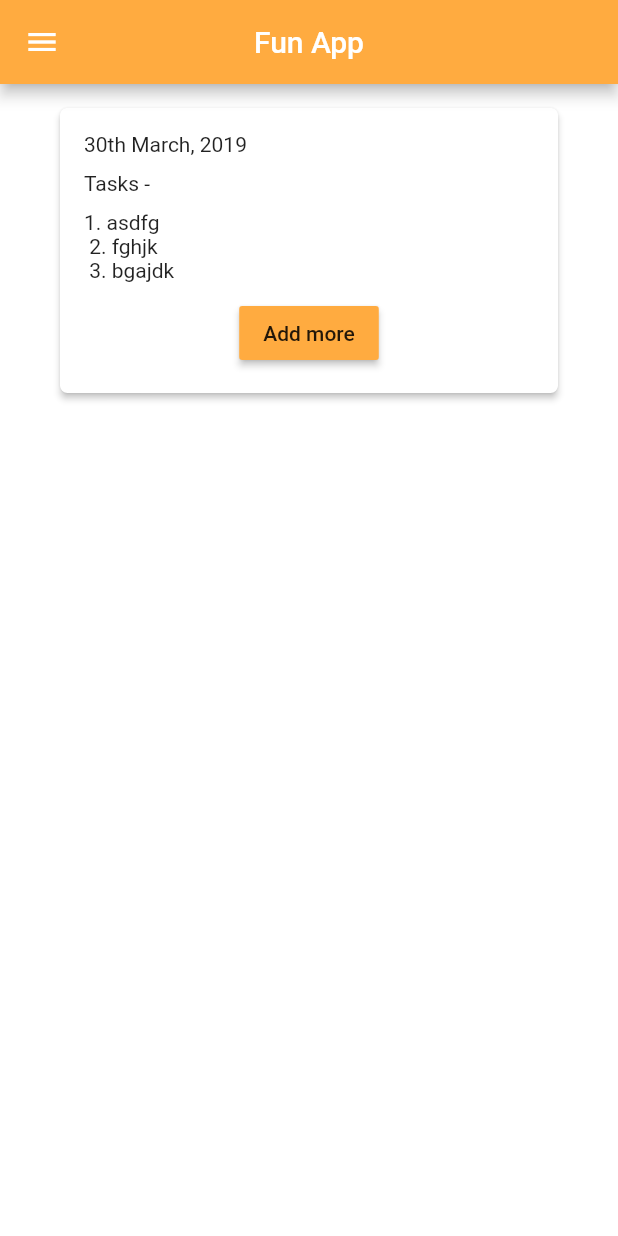
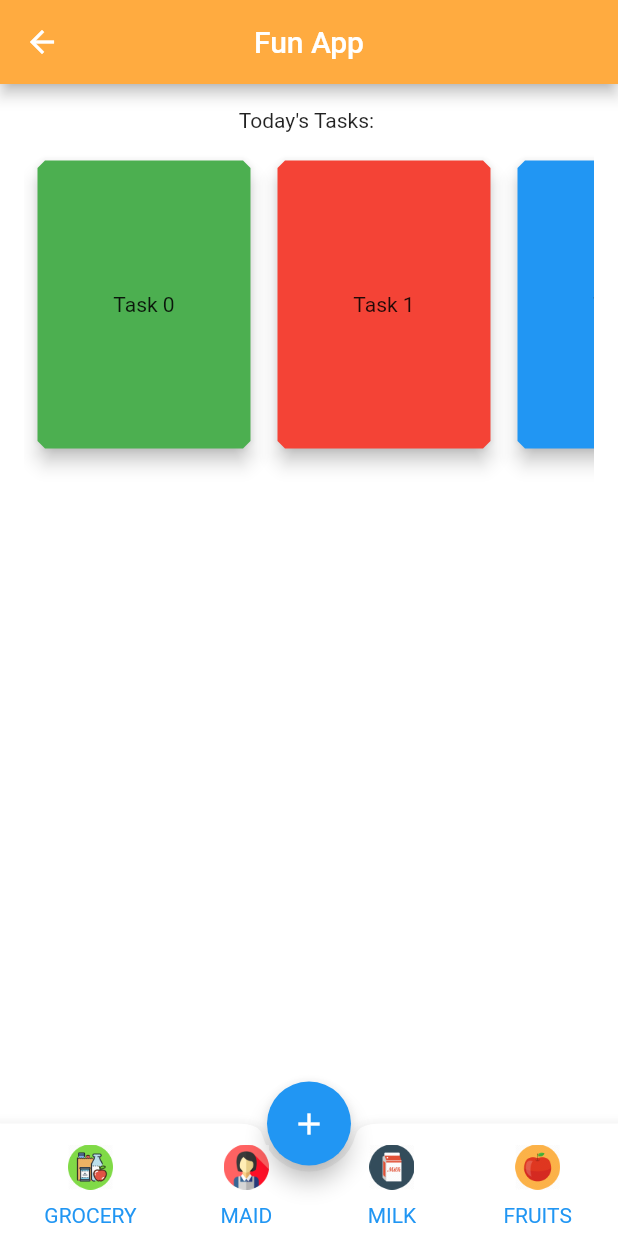
Before and after one commit to ritik-rathi/housewife, a Flutter app: the FunApp screen opened by its route, on a phone screen of 412 x 824 dp. Run offline on Flutter 3.47's test engine with Material 2 defaults, Android fonts, the light colour scheme and no system bars; our stand-ins replace firebase_auth; accounts and stored records are empty.

Commit message:
mainscreen changes

```diff
--- a/lib/main.dart
+++ b/lib/main.dart
@@ -14,10 +14,10 @@ class MyApp extends StatelessWidget {
   Widget build(BuildContext context) {
     return MaterialApp(
       debugShowCheckedModeBanner: false,
-      home: SplashScreens(),
+      home: FunApp(),
       // initialRoute: '.',
       routes: {
-        '.': (context) => Login(),
+        '.': (context) => FunApp(),
         'home': (context) => FunApp(),
         'fruits': (context) => Fruits(),
         'fruitList': (context) => FruitList(),
@@ -27,76 +27,146 @@ class MyApp extends StatelessWidget {
   }
 }
 
-class FunApp extends StatelessWidget {
+List<Color> color = [
+  Colors.green,
+  Colors.red,
+  Colors.blue,
+  Colors.orange,
+  Colors.yellow
+];
+
+class FunApp extends StatefulWidget {
+  @override
+  _FunAppState createState() => _FunAppState();
+}
+
+class _FunAppState extends State<FunApp> {
+  final items = List<String>.generate(5, (i) => "Item ${i + 1}");
   @override
   Widget build(BuildContext context) {
     return Scaffold(
-      drawer: Drawer(
-        child: Column(
-          children: <Widget>[
-            ListTile(
-              title: Text("Today's work"),
-            ),
-            ListTile(
-              title: Text('Fruits'),
-              onTap: () => Navigator.pushNamed(context, 'fruits'),
-            ),
-            ListTile(
-              title: Text('Vegetables'),
-            ),
-            ListTile(
-              title: Text('Maid'),
-            ),
-            ListTile(
-              title: Text('Milkman'),
-            )
-          ],
-        ),
-      ),
         backgroundColor: Colors.white,
         appBar: AppBar(
           title: Text('Fun App'),
           backgroundColor: Colors.orangeAccent,
           centerTitle: true,
         ),
-      body: Container(
-        child: ListView(
+        floatingActionButtonLocation: FloatingActionButtonLocation.centerDocked,
+        floatingActionButton: FloatingActionButton(
+          onPressed: () {},
+          child: Icon(Icons.add),
+        ),
+        bottomNavigationBar: BottomAppBar(
+          shape: CircularNotchedRectangle(),
+          notchMargin: 4,
+          child: Container(
+            height: 65,
+            margin: EdgeInsets.all(5),
+            child: Row(
+              mainAxisAlignment: MainAxisAlignment.spaceAround,
               children: <Widget>[
-            Card(
-                color: Colors.white,
-                margin: EdgeInsets.only(left: 40, right: 40, top: 16),
-                elevation: 2,
-                shape: RoundedRectangleBorder(
-                    borderRadius: BorderRadius.circular(5)),
-                child: Container(
-                  margin: EdgeInsets.all(16),
-                  child: Column(
-                    crossAxisAlignment: CrossAxisAlignment.start,
+                Column(
                   children: <Widget>[
-                      Text('30th March, 2019'),
-                      SizedBox(height: 10),
-                      Text('Tasks -'),
-                      SizedBox(height: 10),
-                      Text('1. asdfg \n 2. fghjk \n 3. bgajdk'),
-                      SizedBox(
-                        height: 10,
+                    IconButton(
+                      icon: Image(
+                          image: AssetImage('assets/grocery.png'),
+                          height: 40,
+                          width: 30),
+                      onPressed: () {},
                     ),
-                      Row(
-                        mainAxisAlignment: MainAxisAlignment.center,
+                    Text('GROCERY', style: TextStyle(color: color1))
+                  ],
+                ),
+                Column(
                   children: <Widget>[
-                          RaisedButton(
-                            color: Colors.orangeAccent,
+                    IconButton(
+                      icon: Image(
+                          image: AssetImage('assets/maid.png'),
+                          height: 40,
+                          width: 30),
                       onPressed: () {},
-                            child: Text('Add more'),
-                          )
+                    ),
+                    Text('MAID', style: TextStyle(color: color1))
+                  ],
+                ),
+                Column(
+                  children: <Widget>[
+                    IconButton(
+                      icon: Image(
+                          image: AssetImage('assets/milk.png'),
+                          height: 40,
+                          width: 30),
+                      onPressed: () {},
+                    ),
+                    Text('MILK', style: TextStyle(color: color1))
+                  ],
+                ),
+                Column(
+                  children: <Widget>[
+                    IconButton(
+                      icon: Image(
+                          image: AssetImage('assets/fruits.png'),
+                          height: 40,
+                          width: 30),
+                      onPressed: () {},
+                    ),
+                    Text('FRUITS', style: TextStyle(color: color1))
                   ],
                 )
               ],
             ),
-                ))
-          ],
+          ),
+        ),
+        body: Container(
+          margin: EdgeInsets.all(16),
+          child: Column(mainAxisSize: MainAxisSize.min, children: <Widget>[
+            Text("Today's Tasks: "),
+            SizedBox(
+              height: 10,
+            ),
+            Expanded(
+                child: ListView.builder(
+              scrollDirection: Axis.horizontal,
+              itemCount: items.length,
+              itemBuilder: (context, index) {
+                final item = items[index];
+                return Dismissible(
+                  // Specify the direction to swipe and delete
+                  direction: DismissDirection.up,
+                  key: Key(item),
+                  onDismissed: (direction) {
+                    // Removes that item the list on swipwe
+                    setState(() {
+                      items.removeAt(index);
+                    });
+                    // Shows the information on Snackbar
+                    Scaffold.of(context).showSnackBar(
+                        SnackBar(content: Text("$item dismissed")));
+                  },
+                  background: Container(
+                    color: Colors.red,
+                    height: 50,
+                    width: 100,
+                  ),
+                  child: Container(
+                    margin: EdgeInsets.all(5),
+                    height: 200,
+                    width: 150,
+                    child: Card(
+                      color: color[index],
+                      elevation: 5,
+                      shape: BeveledRectangleBorder(
+                        borderRadius: BorderRadius.circular(5)
+                      ),
+                      child: Center(
+                        child: Text('Task $index'),
+                      ),
                     ),
                   ),
                 );
+              },
+            )),
+          ]),
+        ));
   }
 }
--- a/pubspec.yaml
+++ b/pubspec.yaml
@@ -45,7 +45,7 @@ flutter:
 
   # To add assets to your application, add an assets section, like this:
   assets:
-    - assets/orange.jpg
+    - assets/
   # assets:
   #  - images/a_dot_burr.jpeg
   #  - images/a_dot_ham.jpeg
```
Also changed, not shown: assets/fruits.png (added), assets/grocery.png (added), assets/maid.png (added), assets/milk.png (added), pubspec.lock. Lines whose indentation alone changed are shown as unchanged.
